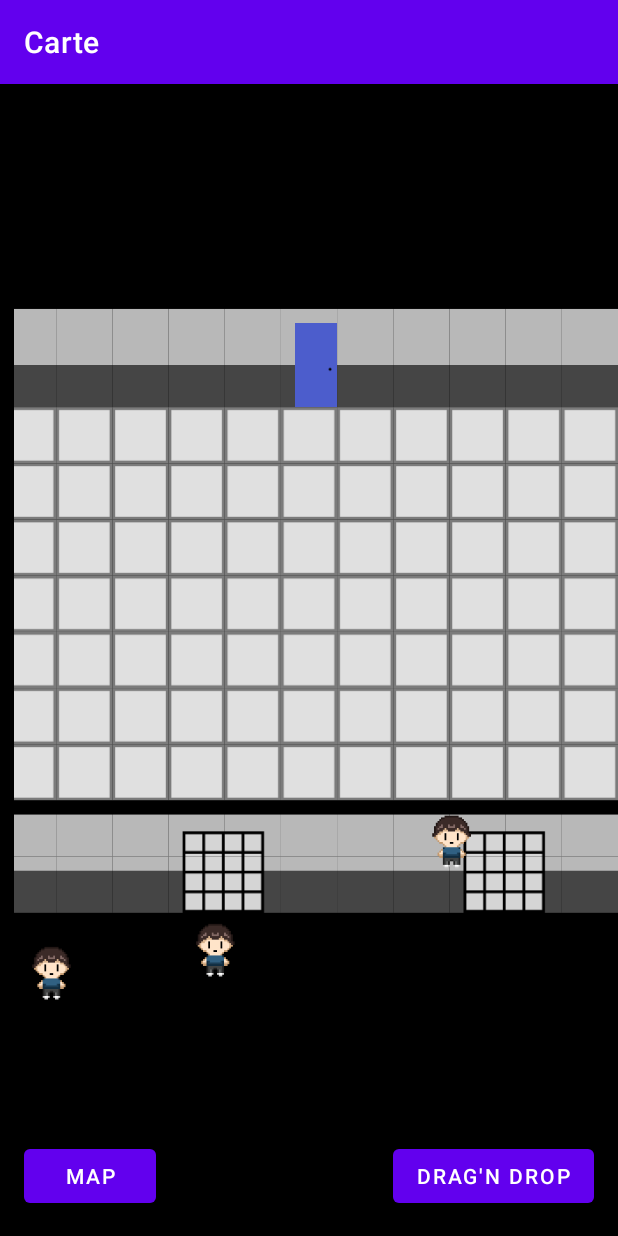
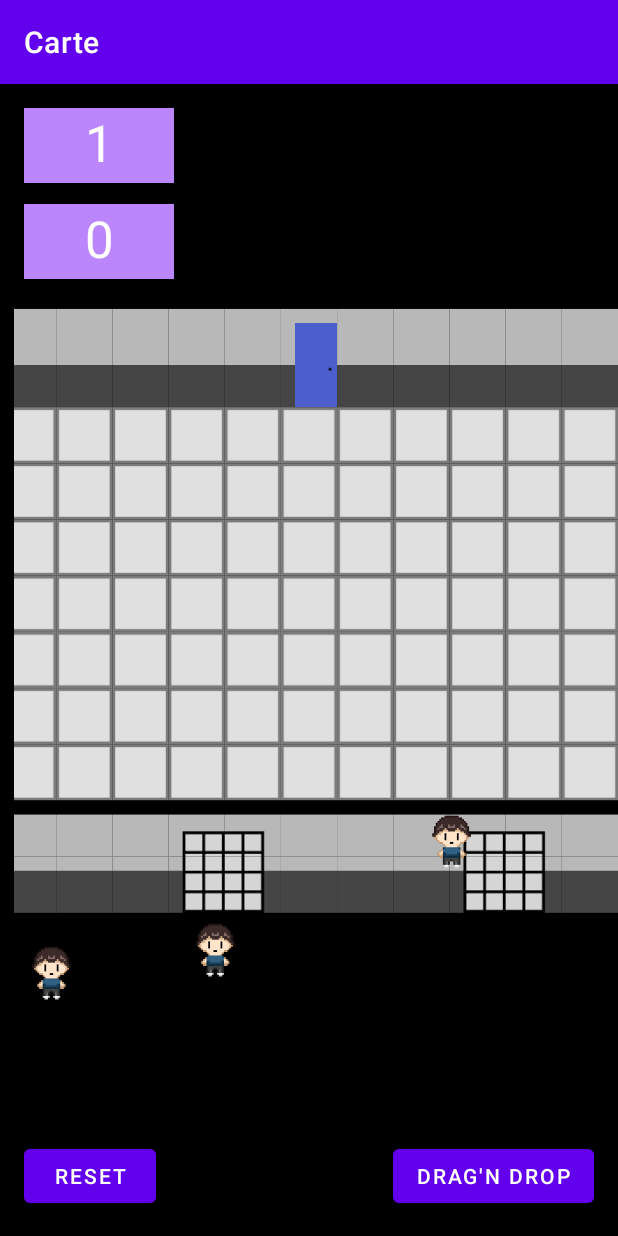
Before and after one commit to quentinhnrt/TileMap, an Android app: the MainActivity screen opened directly, with no data from a screen before it, after a tap on "DRAG'N DROP", on a phone screen of 412 x 824 dp. Run offline under Robolectric (Android 15) with nearby library versions, the phone set to English and light mode, and no system bars; 3 statements that could not run were skipped; 1 other tap on this screen came first.

Commit message:
Score et vie (Variable de session) + indentation du code de Crossy Road

```diff
--- a/app/src/main/java/fr/iutlens/dubois/carte/CrossyRoadActivity.kt
+++ b/app/src/main/java/fr/iutlens/dubois/carte/CrossyRoadActivity.kt
@@ -1,7 +1,9 @@
 package fr.iutlens.dubois.carte
 
 
+import android.content.Context
 import android.os.Bundle
+import android.util.Log
 import android.view.MotionEvent
 import androidx.appcompat.app.AppCompatActivity
 
@@ -19,7 +21,8 @@ class CrossyRoadActivity : AppCompatActivity(), TimerAction {
     private val tab = Decor.crossy
     private val beginX = hero.x
     private val beginY = hero.y
-    private var timer : RefreshHandler?= null;
+    private var timer: RefreshHandler? = null;
+    private var lose = 0;
 
 
     override fun onCreate(savedInstanceState: Bundle?) {
@@ -27,23 +30,48 @@ class CrossyRoadActivity : AppCompatActivity(), TimerAction {
         setContentView(R.layout.activity_crossy_road)
         // Chargement des feuilles de sprites
 
-    timer = RefreshHandler(this)
+        timer = RefreshHandler(this)
         timer?.scheduleRefresh(500)
 
         gameView.apply {
             background = theRoad
             sprite = hero
-            transform = FocusTransform(this, theRoad, hero,12)
+            transform = FocusTransform(this, theRoad, hero, 12)
         }
         gameView.onTouch = this::onTouchMap
         gameView.invalidate()
 
-            //        Timer("toY").schedule(0, 500) {
+        //        Timer("toY").schedule(0, 500) {
 
+
+        val session = getSharedPreferences("Session", Context.MODE_PRIVATE) ?: return
+        var vie = session.getInt("vie", 5)
+        with(session.edit()){
+            putInt("vie", vie-1)
+            apply()
+        }
     }
 
     private fun win() {
         timer = null
+        val note = when (lose) {
+            0 -> 20
+            1 -> 15
+            2 -> 10
+            else -> {
+                0
+            }
+        }
+
+        val session = this.getSharedPreferences("Session", Context.MODE_PRIVATE) ?: return
+        var score = session.getInt("score", 0)
+        with(session.edit()) {
+            putInt("crossyState", 1)
+            putInt("crossyNote", note)
+            putInt("score", score + note)
+            apply()
+        }
+
         finish()
 //        val intent= Intent(this, MainActivity::class.java)
 //        startActivity(intent)
@@ -74,14 +102,27 @@ class CrossyRoadActivity : AppCompatActivity(), TimerAction {
         true
     } else false
 
-    private fun gameOver(){
-        hero.x = beginX
-        hero.y = beginY
+    private fun gameOver() {
+        if (lose < 3) {
+            lose += 1
+            hero.x = beginX
+            hero.y = beginY
+        } else {
+            val session = getSharedPreferences("Session", Context.MODE_PRIVATE) ?: return
+            var vie = session.getInt("vie", 5)
+            with(session.edit()) {
+                putInt("crossyState", 1)
+                putInt("crossyNote", 0)
+                putInt("vie", vie - 1)
+                apply()
+            }
+            finish()
+        }
 
     }
 
     override fun update() {
-        if (timer==null) return
+        if (timer == null) return
 
         timer?.scheduleRefresh(300)
         val y = hero.y
@@ -93,9 +134,6 @@ class CrossyRoadActivity : AppCompatActivity(), TimerAction {
         gameView.invalidate()
 
 
-
-
-
     }
 
     private fun check(x: Float, y: Float) {
--- a/app/src/main/java/fr/iutlens/dubois/carte/MainActivity.kt
+++ b/app/src/main/java/fr/iutlens/dubois/carte/MainActivity.kt
@@ -1,5 +1,6 @@
 package fr.iutlens.dubois.carte
 
+import android.content.Context
 import android.content.Intent
 import android.graphics.Matrix
 import androidx.appcompat.app.AppCompatActivity
@@ -7,6 +8,7 @@ import android.os.Bundle
 import android.util.Log
 import android.view.MotionEvent
 import android.widget.Button
+import android.widget.TextView
 import android.widget.Toast
 import fr.iutlens.dubois.carte.sprite.BasicSprite
 import fr.iutlens.dubois.carte.sprite.SpriteList
@@ -24,6 +26,10 @@ class MainActivity : AppCompatActivity() {
     private val room by lazy { TiledArea(R.drawable.decor, Decor(Decor.room)) }
     private val hero by lazy { BasicSprite(R.drawable.character, map, 8.5F, 3.5F) }
     private val gameView by lazy { findViewById<GameView>(R.id.gameView) }
+    private val vieText by lazy { findViewById<TextView>(R.id.vie) }
+    private val scoreText by lazy { findViewById<TextView>(R.id.score) }
+
+
 
 
     override fun onCreate(savedInstanceState: Bundle?) {
@@ -38,9 +44,45 @@ class MainActivity : AppCompatActivity() {
         configMap()
 
         // On définit les actions des boutons
-        findViewById<Button>(R.id.buttonMap).setOnClickListener { configMap() }
+        findViewById<Button>(R.id.buttonMap).setOnClickListener { reset() }
         findViewById<Button>(R.id.buttonDrag).setOnClickListener { configDrag() }
 
+        val session = getPreferences(Context.MODE_PRIVATE) ?: return
+        val score = session.getInt("score", 0)
+        val vie = session.getInt("vie", 5)
+
+        vieText.text = vie.toString()
+        scoreText.text = score.toString()
+
+
+
+
+
+
+    }
+
+    private fun reset() {
+        val session = getSharedPreferences("Session", Context.MODE_PRIVATE) ?: return
+        val score = session.getInt("score", 0)
+        val vie = session.getInt("vie", 5)
+        with(session.edit()){
+            putInt("vie", 5)
+            putInt("score", 0)
+            apply()
+        }
+        vieText.text = vie.toString()
+        scoreText.text = score.toString()
+    }
+
+    override fun onRestart() {
+        super.onRestart()
+
+        val session = getSharedPreferences("Session",Context.MODE_PRIVATE) ?: return
+        val score = session.getInt("score", 0)
+        val vie = session.getInt("vie", 5)
+
+        vieText.text = vie.toString()
+        scoreText.text = score.toString()
     }
 
 
--- a/app/src/main/res/layout/activity_main.xml
+++ b/app/src/main/res/layout/activity_main.xml
@@ -22,7 +22,7 @@
         android:layout_height="wrap_content"
         android:layout_marginStart="16dp"
         android:layout_marginBottom="16dp"
-        android:text="Map"
+        android:text="Reset"
         app:layout_constraintBottom_toBottomOf="parent"
         app:layout_constraintStart_toStartOf="parent" />
 
@@ -35,4 +35,32 @@
         android:text="Drag'n drop"
         app:layout_constraintBottom_toBottomOf="parent"
         app:layout_constraintEnd_toEndOf="parent" />
+
+    <TextView
+        android:id="@+id/vie"
+        android:layout_width="100dp"
+        android:layout_height="50dp"
+        android:layout_marginStart="16dp"
+        android:layout_marginTop="16dp"
+        android:background="@color/purple_200"
+        android:textAlignment="center"
+        android:textColor="@color/white"
+        android:textSize="34sp"
+        app:layout_constraintStart_toStartOf="parent"
+        app:layout_constraintTop_toTopOf="parent"
+        tools:text="vie" />
+
+    <TextView
+        android:id="@+id/score"
+        android:layout_width="100dp"
+        android:layout_height="50dp"
+        android:layout_marginStart="16dp"
+        android:layout_marginTop="80dp"
+        android:background="@color/purple_200"
+        android:textAlignment="center"
+        android:textColor="@color/white"
+        android:textSize="34sp"
+        app:layout_constraintStart_toStartOf="parent"
+        app:layout_constraintTop_toTopOf="parent"
+        tools:text="Score" />
 </androidx.constraintlayout.widget.ConstraintLayout>
```
